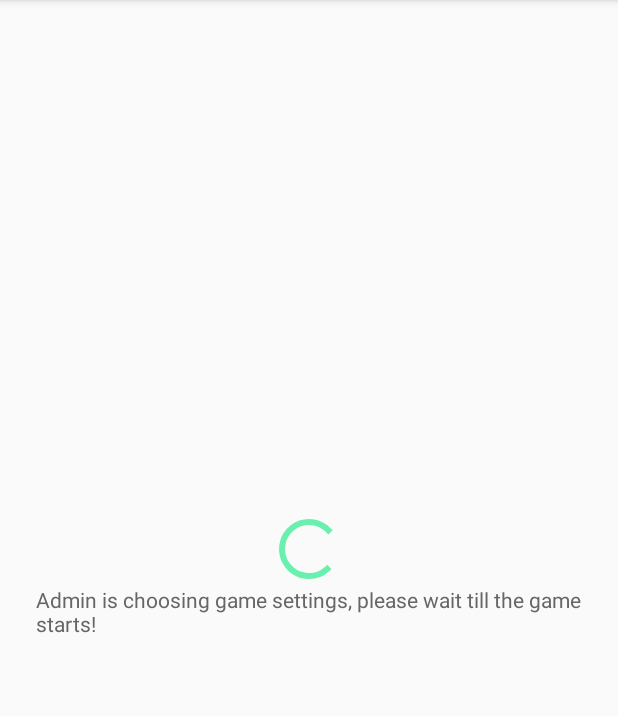
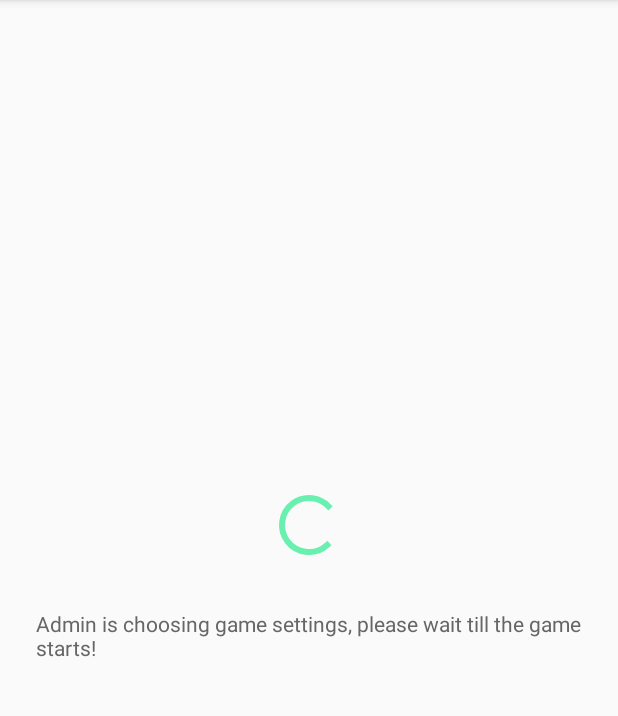
Before and after one commit to GeoGuessrCast/GeoGuessrCastReceiver, an Android app: the GameActivity screen opened directly, with no data from a screen before it, on a phone screen of 412 x 824 dp, the part 84-800 px from its top. Run offline under Robolectric (Android 15) with nearby library versions, the phone set to English and light mode, and no system bars; libraries missing offline, so code that uses them is left out: com.afollestad.materialdialogs, com.google.android.gms, com.google.sample.castcompanionlibrary; 4 statements that could not run were skipped.

Commit message:
Android little bit fix

```diff
--- a/AndroidSender/app/src/main/java/de/tud/kp/geoguessrcast/GameActivity.java
+++ b/AndroidSender/app/src/main/java/de/tud/kp/geoguessrcast/GameActivity.java
@@ -150,8 +150,18 @@ public class GameActivity extends ActionBarActivity {
 //                            ((Activity)mContext).finish();
                             //TODO make a method called hideOptionMenu
 //                            mOptionMenu.setGroupVisible(R.id.adminMenu, false);
+
+                            //TODO:  EventTransitionMngr: request HighScoreList!!!
+                            try {
+                                GameMessage gameMessageToSend = new GameMessage();
+                                gameMessageToSend.setEvent_type("requestHighScoreList");
+                                sCastManager.sendDataMessage(new Gson().toJson(gameMessageToSend), getString(R.string.userChannel));
+                            }
+                            catch (Exception e) {
+                            }
+
                             if(mUser.isAdmin()){
-                                startFragment(new ChooseModeFragment());
+                                startFragment(ChooseModeFragment.newInstance(1));
                             }
                             else {
                                 startFragment(new WaitGameFragment());
@@ -174,14 +184,11 @@ public class GameActivity extends ActionBarActivity {
                         View view = getLayoutInflater().inflate(R.layout.highscore_listview, null);
                         ListView highscoreListView =  (ListView)view.findViewById(R.id.highscore_entry);
                         highscoreListView.setAdapter(new HighscoreListAdapter(gameMessage.getHighScoreList(), mContext));
-//                        view.setLayoutParams(new LinearLayout.LayoutParams(LinearLayout.LayoutParams.MATCH_PARENT, LinearLayout.LayoutParams.WRAP_CONTENT));
                         MaterialDialog highscoreDialog = new MaterialDialog.Builder(mContext)
                                 .title(R.string.high_score)
                                 .customView(view, false)
                                 .build();
-                        ListView listView = highscoreDialog.getListView();
-
-
+                        highscoreDialog.setCanceledOnTouchOutside(false);
                         highscoreDialog.show();
                     }
 
@@ -198,7 +205,7 @@ public class GameActivity extends ActionBarActivity {
 
         //Start Game
         if(mUser.isAdmin()){
-            startFragment(new ChooseModeFragment());
+            startFragment(ChooseModeFragment.newInstance(0));
         }
         else{
             startFragment(new WaitGameFragment());
@@ -270,7 +277,9 @@ public class GameActivity extends ActionBarActivity {
     public boolean onOptionsItemSelected(MenuItem item) {
         // Handle presses on the action bar items
         switch (item.getItemId()) {
+
             case R.id.request_high_score_list:
+                //TODO:  EventTransitionMngr: request HighScoreList!!!
                 try {
                     GameMessage gameMessage = new GameMessage();
                     gameMessage.setEvent_type("requestHighScoreList");
@@ -361,8 +370,8 @@ public class GameActivity extends ActionBarActivity {
 
         //hide profile point info
         LinearLayout profilePointInfo = (LinearLayout) findViewById(R.id.profile_point_info);
-        TextView profileMaxRound = (TextView) findViewById(R.id.profile_points);
-        profileMaxRound.setText(Integer.toString(0));
+        TextView profilePoints = (TextView) findViewById(R.id.profile_points);
+        profilePoints.setText(Integer.toString(0));
         profilePointInfo.setVisibility(View.INVISIBLE);
     }
 
--- a/AndroidSender/app/src/main/java/de/tud/kp/geoguessrcast/fragments/GameMode1Fragment.java
+++ b/AndroidSender/app/src/main/java/de/tud/kp/geoguessrcast/fragments/GameMode1Fragment.java
@@ -131,6 +131,7 @@ public class GameMode1Fragment extends Fragment {
 
     //TODO: EventTransitionManager - send ansewer!
     private void sendAnswer(String answer){
+        if(!answer.isEmpty()){
             String cityNameJSON = "{\"event_type\":\"gameRound_answerChosen\" , \"answer\":" + "\"" + answer +  "\""+ ", \"userMac\":\"" + User.getInstance().getUserMac() + "\"}";
             //TODO: add SendMessage for channels. adding try catch.
             try {
@@ -138,6 +139,7 @@ public class GameMode1Fragment extends Fragment {
             }
             catch (Exception e){
 
+            }
         }
     }
     public static final GameMode1Fragment newInstance(int currentRound, int timeRound)
--- a/AndroidSender/app/src/main/res/layout/fragment_game_mode_2.xml
+++ b/AndroidSender/app/src/main/res/layout/fragment_game_mode_2.xml
@@ -39,7 +39,7 @@
                 android:layout_height="wrap_content"
                 android:layout_centerInParent="true"
                 android:textColor="@color/mainText"
-                android:textSize="50sp" />
+                android:textSize="32sp" />
         </RelativeLayout>﻿
 
         <ListView android:id="@+id/game_mode_2_list"
--- a/AndroidSender/app/src/main/res/layout/fragment_wait_game.xml
+++ b/AndroidSender/app/src/main/res/layout/fragment_wait_game.xml
@@ -17,6 +17,7 @@
         android:layout_width="wrap_content"
         android:layout_height="wrap_content"
         android:layout_gravity="center"
+        android:paddingTop="32sp"
         android:text="@string/wait_game_message_1" />
 
     <TextView
```
Also changed, not shown: AndroidSender/app/src/main/java/de/tud/kp/geoguessrcast/fragments/ChooseModeFragment.java (+27 -5 lines), 1 other file. Lines whose indentation alone changed are shown as unchanged.
